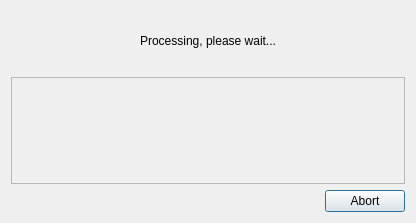
First picture: the form in UnfoldedStudio/resources/ui/progress_dialog.ui, repository foursquare/qgis-plugin, before the edit.
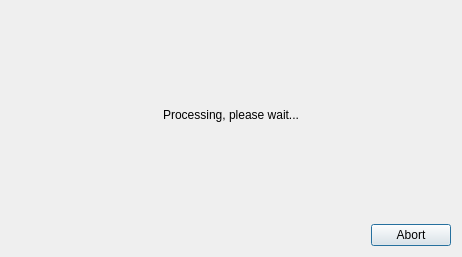
Second picture: the form after the edit.

Commit message: #10: Improve progess bars

The edit to the form file:
```diff
--- a/UnfoldedStudio/resources/ui/progress_dialog.ui
+++ b/UnfoldedStudio/resources/ui/progress_dialog.ui
@@ -6,14 +6,14 @@
             <rect>
                 <x>0</x>
                 <y>0</y>
-                <width>416</width>
-                <height>223</height>
+                <width>462</width>
+                <height>257</height>
             </rect>
         </property>
         <property name="windowTitle">
             <string>Processing...</string>
         </property>
-        <layout class="QVBoxLayout" name="verticalLayout_3">
+        <layout class="QVBoxLayout" name="verticalLayout_2">
             <item>
                 <layout class="QVBoxLayout" name="verticalLayout">
                     <item>
@@ -33,26 +33,7 @@
                         </widget>
                     </item>
                     <item>
-                        <widget class="QScrollArea" name="scrollArea">
-                            <property name="widgetResizable">
-                                <bool>true</bool>
-                            </property>
-                            <widget class="QWidget" name="scrollAreaWidgetContents">
-                                <property name="geometry">
-                                    <rect>
-                                        <x>0</x>
-                                        <y>0</y>
-                                        <width>394</width>
-                                        <height>102</height>
-                                    </rect>
-                                </property>
-                                <layout class="QVBoxLayout" name="verticalLayout_2">
-                                    <item>
-                                        <layout class="QVBoxLayout" name="pb_vlayout"/>
-                                    </item>
-                                </layout>
-                            </widget>
-                        </widget>
+                        <layout class="QVBoxLayout" name="pb_vlayout"/>
                     </item>
                 </layout>
             </item>
```
The commit also changes 1 other file.
